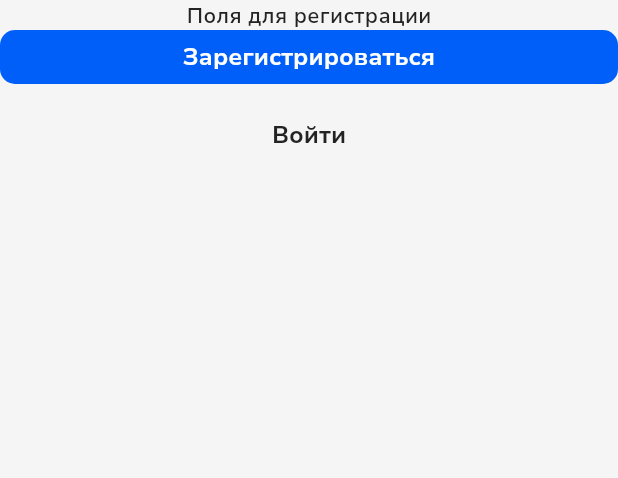
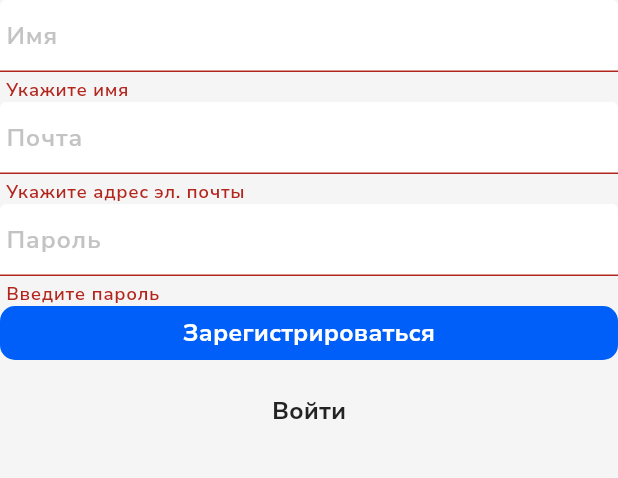
Before and after one commit to aleksandrazai/spoosk, a Flutter app: the RegisterScreen screen opened directly, after a tap on "Зарегистрироваться", on a phone screen of 412 x 824 dp, the part 84-562 px from its top. Run offline on Flutter 3.47's test engine with Material 3 defaults, Android fonts, the phone set to English and light mode, and no system bars; our stand-ins replace auto_route, bloc, carousel_slider, connectivity_plus, dio, firebase_core and 6 more; accounts and stored records are empty; network calls fail; project files that could hold a hidden picture were left out.

Commit message:
feat: added register bloc

```diff
--- a/lib/core/app_spoosk.dart
+++ b/lib/core/app_spoosk.dart
@@ -10,6 +10,7 @@ import 'package:spoosk/core/presentation/bloc_by_id/resort_by_id_bloc.dart';
 import 'package:spoosk/core/presentation/bloc_login/login_bloc.dart';
 import 'package:spoosk/core/presentation/bloc_mainFilter.dart/mainFilter_bloc.dart';
 import 'package:spoosk/core/presentation/bloc_region/region_bloc.dart';
+import 'package:spoosk/core/presentation/bloc_register/register_bloc.dart';
 import 'package:spoosk/core/presentation/bloc_reviews/reviews_bloc.dart';
 import 'package:spoosk/core/presentation/bloc_reviews_by_id/reviews_by_id_bloc.dart';
 import 'package:spoosk/core/presentation/bloc_search/search_bloc.dart';
@@ -81,6 +82,9 @@ class _SpooskAppState extends State<SpooskApp> {
           BlocProvider(
             create: (context) => UserProfileBloc(),
           ),
+          BlocProvider(
+            create: (context) => RegisterBloc(),
+          ),
         ],
         child: MaterialApp.router(
           theme: CustomTheme.lightTheme,
--- a/lib/core/data/ApiConfig.dart
+++ b/lib/core/data/ApiConfig.dart
@@ -17,5 +17,6 @@ class ApiConfigurate {
   static String getReviews = 'api/reviews/';
   static String getReviewsById = 'api/resorts/';
   static String userLogin = 'api/users/login';
-  static String getUserProfile = 'api/users/';
+  static String getUserProfile = 'api/users/login';
+  static String userRegister = 'api/users/';
 }
--- /dev/null
+++ b/lib/core/presentation/bloc_register/register_event.dart
@@ -0,0 +1,12 @@
+part of 'register_bloc.dart';
+
+class RegisterEvent {}
+
+class RegisterFormFilled extends RegisterEvent {
+  final String email;
+  final String password;
+  final String name;
+
+  RegisterFormFilled(
+      {required this.email, required this.password, required this.name});
+}
--- /dev/null
+++ b/lib/core/presentation/bloc_register/register_state.dart
@@ -0,0 +1,16 @@
+part of 'register_bloc.dart';
+
+class RegisterState {}
+
+class RegisterInitial extends RegisterState {}
+
+class RegisterSuccessfull extends RegisterState {
+  final UserProfile userProfile;
+  final int id;
+
+  RegisterSuccessfull({required this.userProfile, required this.id});
+}
+
+class RegisterFailed extends RegisterState {}
+
+class RegisterError extends RegisterState {}
--- a/lib/core/presentation/screens/auth/login.dart
+++ b/lib/core/presentation/screens/auth/login.dart
@@ -155,7 +155,8 @@ class _LoginScreenState extends State<LoginScreen> {
   }
 
   bool _isValidEmail(String value) {
-    final emailRegex = RegExp(r'^[\w-]+(\.[\w-]+)*@([\w-]+\.)+[a-zA-Z]{2,7}$');
+    final emailRegex = RegExp(
+        r'^[a-zA-Z0-9._%+-]+(\.[a-zA-Z0-9._%+-]+)*@[a-zA-Z0-9-]+(\.[a-zA-Z]{2,7})+$');
     return emailRegex.hasMatch(value);
   }
 }
--- a/lib/core/presentation/screens/auth/register.dart
+++ b/lib/core/presentation/screens/auth/register.dart
@@ -1,14 +1,27 @@
 import 'package:auto_route/auto_route.dart';
 import 'package:flutter/material.dart';
+import 'package:flutter_bloc/flutter_bloc.dart';
 import 'package:spoosk/core/colors.dart';
+import 'package:spoosk/core/presentation/bloc_register/register_bloc.dart';
 import 'package:spoosk/core/presentation/routes.gr.dart';
 import 'package:spoosk/core/presentation/theme/theme.dart';
 import 'package:spoosk/core/presentation/widgets/CustomButton.dart';
 import 'package:spoosk/core/presentation/widgets/custom_leading.dart';
+import 'package:spoosk/core/presentation/widgets/custom_login_field.dart';
 
 @RoutePage()
-class RegisterScreen extends StatelessWidget {
+class RegisterScreen extends StatefulWidget {
   const RegisterScreen({super.key});
+
+  @override
+  State<RegisterScreen> createState() => _RegisterScreenState();
+}
+
+class _RegisterScreenState extends State<RegisterScreen> {
+  final _formKey = GlobalKey<FormState>();
+  final _emailController = TextEditingController();
+  final _passwordController = TextEditingController();
+  final _nameController = TextEditingController();
 
   @override
   Widget build(BuildContext context) {
@@ -29,9 +42,50 @@ class RegisterScreen extends StatelessWidget {
             ),
             title: Text('Регистрация',
                 style: Theme.of(context).textTheme.headlineMedium)),
-        body: Column(
+        body: Form(
+          autovalidateMode: AutovalidateMode.onUserInteraction,
+          key: _formKey,
+          child: Column(
             children: [
-            Text('Поля для регистрации'),
+              LoginField(
+                  hintText: 'Имя',
+                  controller: _nameController,
+                  obscureText: false,
+                  validator: (value) {
+                    if (value == null || value.isEmpty) {
+                      return 'Укажите имя';
+                    } else if (value.length > 20) {
+                      return 'Имя слишком длинное';
+                    }
+                    return null;
+                  }),
+              LoginField(
+                  hintText: 'Почта',
+                  controller: _emailController,
+                  obscureText: false,
+                  validator: (value) {
+                    if (value == null || value.isEmpty) {
+                      return 'Укажите адрес эл. почты';
+                    } else if (!_isValidEmail(value)) {
+                      return 'Некорректный формат';
+                    }
+                    return null;
+                  }),
+              LoginField(
+                  hintText: 'Пароль',
+                  controller: _passwordController,
+                  obscureText: true,
+                  validator: (value) {
+                    if (value == null || value.isEmpty) {
+                      return 'Введите пароль';
+                    } else if (value.length < 8) {
+                      return 'Пароль должен содержать не менее 8 символов';
+                    } else if (!RegExp(r'^[a-zA-Z0-9!#.$%&+=?^_`{|}~-]{8,128}$')
+                        .hasMatch(value)) {
+                      return 'Пароль содержит запрещенные символы';
+                    }
+                    return null;
+                  }),
               CustomButton(
                   textStyle: Theme.of(context)
                       .textTheme
@@ -43,7 +97,14 @@ class RegisterScreen extends StatelessWidget {
                   buttonText: 'Зарегистрироваться',
                   color: AppColors.primaryColor,
                   onTap: () {
+                    if (_formKey.currentState!.validate()) {
+                      Feedback.forTap(context);
+                      context.read<RegisterBloc>().add(RegisterFormFilled(
+                          email: _emailController.text,
+                          password: _passwordController.text,
+                          name: _nameController.text));
                       context.router.push(const EnterCodeRoute());
+                    }
                   }),
               const SizedBox(height: 16),
               CustomButton(
@@ -56,6 +117,12 @@ class RegisterScreen extends StatelessWidget {
                   color: AppColors.gray,
                   onTap: () {}),
             ],
+          ),
         ));
   }
+
+  bool _isValidEmail(String value) {
+    final emailRegex = RegExp(r'^[\w-]+(\.[\w-]+)*@([\w-]+\.)+[a-zA-Z]{2,7}$');
+    return emailRegex.hasMatch(value);
   }
+}
```
Also changed, not shown: lib/core/data/RequestController.dart (+32 -0 lines), lib/core/presentation/bloc_register/register_bloc.dart (added, +44 -0 lines). Lines whose indentation alone changed are shown as unchanged.
